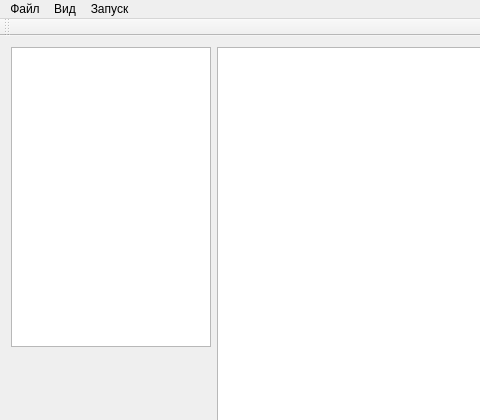
First picture: the form in smartcode.ui, repository shotInLeg/SmartCode, before the edit; both pictures show x 0 to 480 and y 0 to 420 of the 1000 by 585 pixel window.
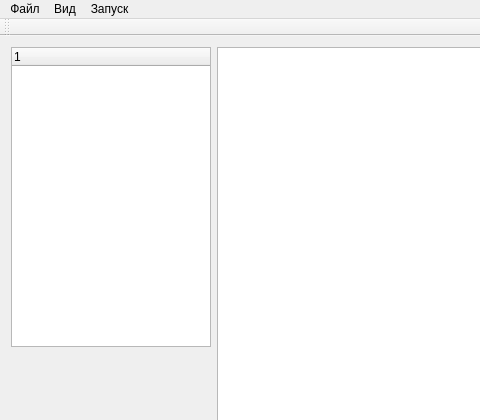
Second picture: the form after the edit.

Commit message: Change TreeView on TreeWidget

Diff of the .ui file:
```diff
--- a/smartcode.ui
+++ b/smartcode.ui
@@ -41,7 +41,7 @@
          <number>20</number>
         </property>
         <item>
-         <widget class="QTreeView" name="tvProjectStruct">
+         <widget class="QTreeWidget" name="tvProjectStruct">
           <property name="minimumSize">
            <size>
             <width>200</width>
@@ -54,6 +54,11 @@
             <height>300</height>
            </size>
           </property>
+          <column>
+           <property name="text">
+            <string/>
+           </property>
+          </column>
          </widget>
         </item>
         <item>
```
Left out of the diff: 2 changed lines with no effect on the pictures. The commit also changes 3 other files.
